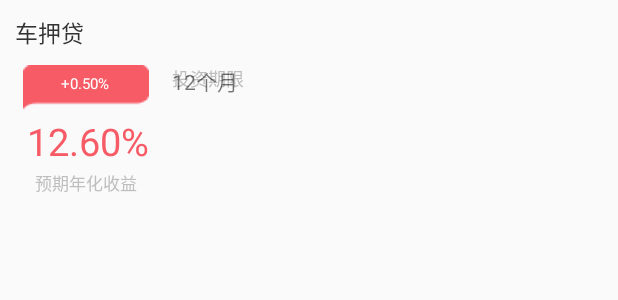
After one commit to FlawlessPeerless/168p2p, an Android app: the layout item_regular_investment_list.xml on its own in the app's theme, with its tools: preview values and no code run, on a phone screen of 412 x 824 dp. The commit adds this screen. Shown: the top 300 px of the screen. Run offline under Robolectric (Android 15) with nearby library versions, the phone set to English and light mode, and no system bars.

Commit message:
# 理财模块 定期理财数据实体完成 列表布局构建中

```diff
--- a/app/build.gradle
+++ b/app/build.gradle
@@ -51,5 +51,8 @@ dependencies {
         exclude group: "com.android.support"
     }
     annotationProcessor 'com.github.bumptech.glide:compiler:4.6.1'
+    // SmartRefreshLayout 上拉加载 下拉刷新库
+    implementation 'com.scwang.smartrefresh:SmartRefreshLayout:1.0.5.1'
     compile project(path: ':magic-core')
+    implementation 'com.android.support.constraint:constraint-layout:1.0.2'
 }
--- /dev/null
+++ b/app/src/main/res/drawable/divider_linearlayout_vertical.xml
@@ -0,0 +1,5 @@
+<?xml version="1.0" encoding="utf-8"?>
+<shape xmlns:android="http://schemas.android.com/apk/res/android" android:shape="rectangle">
+    <size android:height="1dp"/>
+    <solid android:color="#999"/>
+</shape>
--- /dev/null
+++ b/app/src/main/res/layout/item_regular_investment_list.xml
@@ -0,0 +1,103 @@
+<?xml version="1.0" encoding="utf-8"?>
+<LinearLayout
+    android:divider="@drawable/divider_linearlayout_vertical"
+    xmlns:android="http://schemas.android.com/apk/res/android"
+    xmlns:app="http://schemas.android.com/apk/res-auto"
+    xmlns:tools="http://schemas.android.com/tools"
+    android:orientation="vertical"
+    android:layout_width="match_parent"
+    android:layout_height="match_parent">
+
+    <TextView
+        android:padding="10dp"
+        android:id="@+id/text_view_subject_name"
+        android:layout_width="wrap_content"
+        android:layout_height="wrap_content"
+        android:gravity="center_vertical"
+        android:textColor="#333"
+        android:textSize="15sp"
+        tools:text="车押贷" />
+
+    <LinearLayout
+        android:id="@+id/linearLayout"
+        android:layout_width="match_parent"
+        android:layout_height="342dp"
+        android:divider="@drawable/divider_linearlayout_horizonal"
+        android:dividerPadding="4dp"
+        android:orientation="horizontal"
+        app:layout_constraintEnd_toEndOf="parent"
+        app:layout_constraintHorizontal_bias="0.0"
+        app:layout_constraintStart_toStartOf="parent"
+        app:layout_constraintTop_toBottomOf="@+id/text_view_subject_name">
+
+        <!--左侧-->
+        <android.support.constraint.ConstraintLayout
+            android:layout_width="wrap_content"
+            android:layout_height="wrap_content"
+            android:paddingLeft="15dp"
+            android:paddingRight="15dp">
+
+            <TextView
+                android:id="@+id/text_view_subject_apr"
+                android:layout_width="wrap_content"
+                android:layout_height="wrap_content"
+                android:layout_marginBottom="2dp"
+                android:background="@drawable/bg_annual_yield_red"
+                android:gravity="center"
+                android:textColor="#fff"
+                android:textSize="10sp"
+                app:layout_constraintBottom_toTopOf="@+id/text_view_subject_annual_yield"
+                app:layout_constraintEnd_toEndOf="parent"
+                app:layout_constraintStart_toStartOf="parent"
+                app:layout_constraintTop_toTopOf="parent"
+                app:layout_constraintVertical_bias="0.0"
+                tools:ignore="SmallSp"
+                tools:text="+0.50%" />
+
+            <TextView
+                android:id="@+id/text_view_subject_annual_yield"
+                android:layout_width="wrap_content"
+                android:layout_height="wrap_content"
+                android:layout_marginBottom="2dp"
+                android:textColor="#f65b66"
+                android:textSize="25sp"
+                app:layout_constraintBottom_toTopOf="@+id/textView3"
+                app:layout_constraintEnd_toEndOf="parent"
+                app:layout_constraintHorizontal_bias="0.882"
+                app:layout_constraintStart_toStartOf="parent"
+                tools:text="12.60%" />
+
+            <TextView
+                android:id="@+id/textView3"
+                android:layout_width="wrap_content"
+                android:layout_height="wrap_content"
+                android:textColor="#bebebe"
+                android:textSize="11sp"
+                app:layout_constraintBottom_toBottomOf="parent"
+                app:layout_constraintEnd_toEndOf="parent"
+                app:layout_constraintStart_toStartOf="parent"
+                tools:ignore="SmallSp"
+                tools:text="预期年化收益" />
+
+        </android.support.constraint.ConstraintLayout>
+        <!--中间-->
+        <android.support.constraint.ConstraintLayout
+            android:layout_weight="1"
+            android:layout_width="0dp"
+            android:layout_height="match_parent">
+            <TextView
+                android:text="投资期限"
+                android:textColor="#bebebe"
+                android:textSize="12sp"
+                android:layout_width="wrap_content"
+                android:layout_height="wrap_content" />
+            <TextView
+                tools:text="12个月"
+                android:layout_width="wrap_content"
+                android:layout_height="wrap_content" />
+
+        </android.support.constraint.ConstraintLayout>
+
+    </LinearLayout>
+
+</LinearLayout>
```
Also changed, not shown: app/src/main/java/com/magic/szh/cnf_168p2p/api/response/ResponseRegularInvestment.java (added, +411 -0 lines), app/src/main/java/com/magic/szh/cnf_168p2p/content/investment/RegularInvestmentFragment.java (+40 -1 lines), app/src/main/java/com/magic/szh/cnf_168p2p/content/investment/RegularInvestmentListAdapter.java (added, +65 -0 lines), app/src/main/res/layout/fragment_regular_investment.xml (+22 -5 lines), app/src/main/res/drawable/bg_annual_yield_red.9.png (added).
